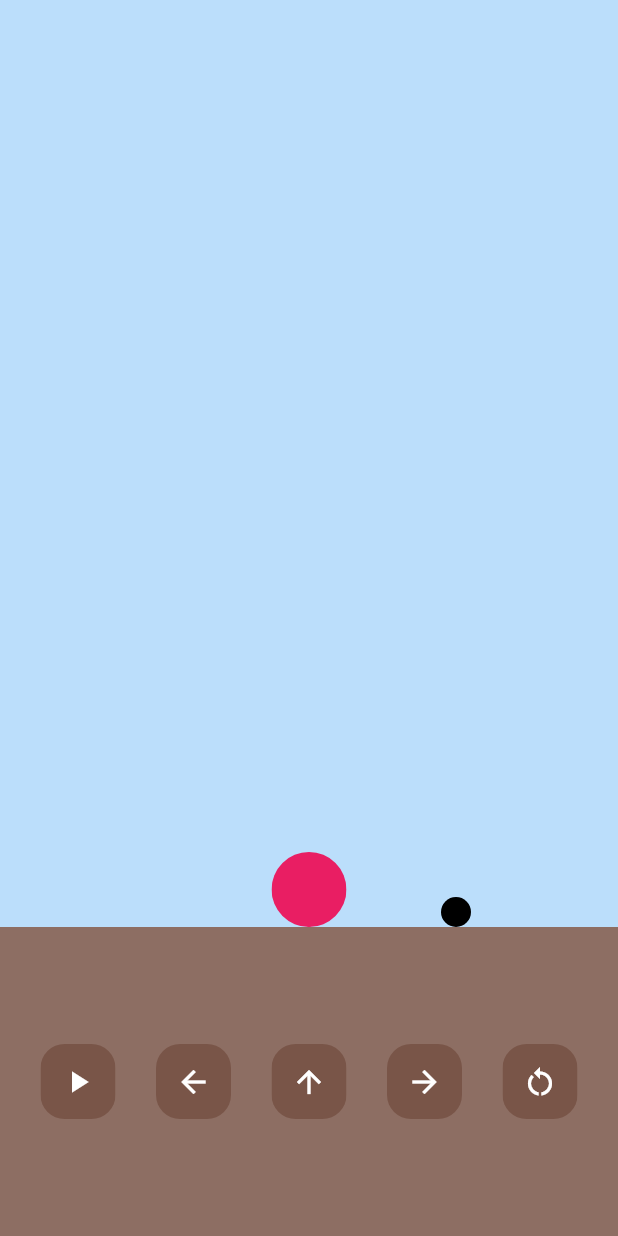
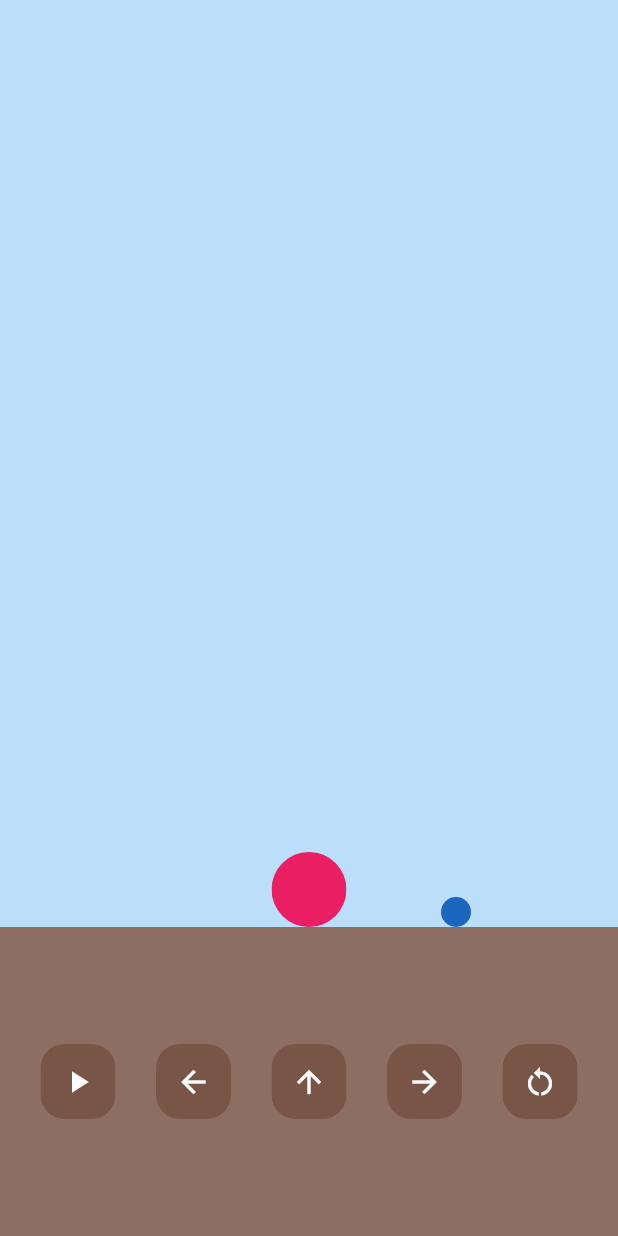
Before and after one commit to Rizz-33/Bubble-Trouble, a Flutter app: the screen it shows after launch, on a phone screen of 412 x 824 dp. Run offline on Flutter 3.47's test engine with Material 3 defaults, Android fonts, the phone set to English and light mode, and no system bars.

Commit message:
feat: add random color ball

```diff
--- a/lib/ball.dart
+++ b/lib/ball.dart
@@ -1,3 +1,5 @@
+import 'dart:math';
+
 import 'package:flutter/material.dart';
 
 class MyBall extends StatelessWidget {
@@ -8,6 +10,16 @@ class MyBall extends StatelessWidget {
 
   @override
   Widget build(BuildContext context) {
+    Color randomColor() {
+      Random random = Random();
+      return Color.fromRGBO(
+        random.nextInt(256),
+        random.nextInt(256),
+        random.nextInt(256),
+        1.0,
+      );
+    }
+
     return Container(
       alignment: Alignment(bX, bY),
       child: Container(
@@ -15,7 +27,7 @@ class MyBall extends StatelessWidget {
         height: 20,
         decoration: BoxDecoration(
           shape: BoxShape.circle,
-          color: Colors.black,
+          color: randomColor(),
         ),
       ),
     );
```
